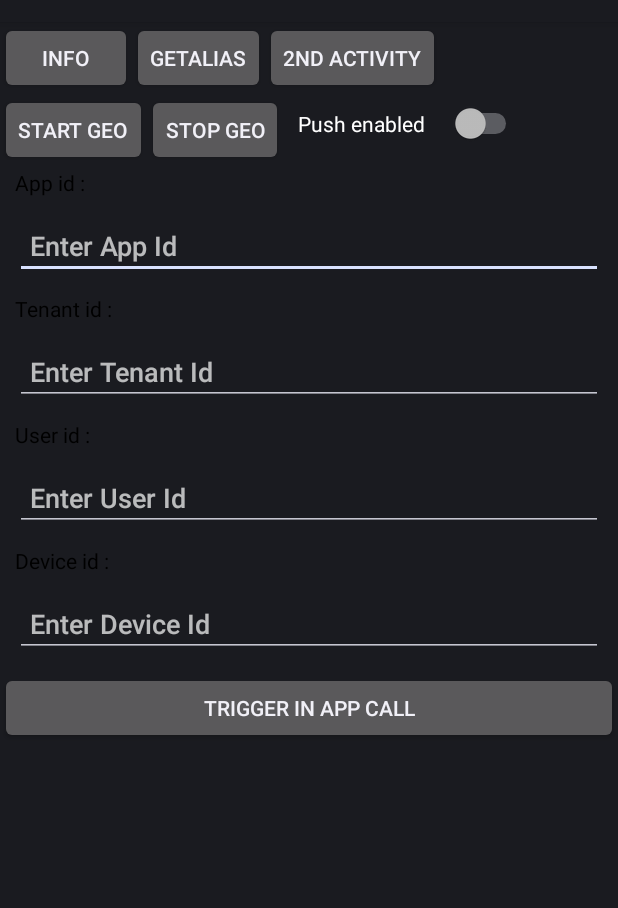
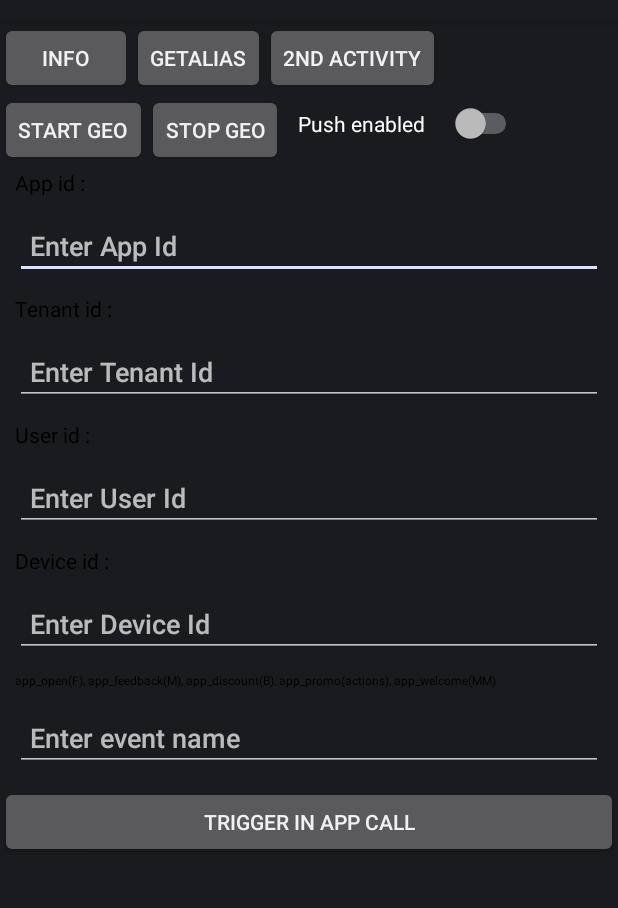
Before and after one commit to mapp-digital/mapp-engage-android-sample, an Android app: the layout main.xml on its own in the app's theme, with its tools: preview values and no code run, on a phone screen of 412 x 824 dp, the part 62-970 px from its top. Run offline under Robolectric (Android 15) with nearby library versions, the phone set to English and light mode, and no system bars.

Commit message:
Merge branch 'va-inApp_demoValues' of gitlab01.muc.ecircle.de:apoxee_legacy/Android-SDK4 into va-demoApp_testing
# Conflicts:
#	app/build.gradle
#	app/src/main/java/com/appoxee/testapp/AppoxeeTestApp.java
#	app/src/main/java/com/appoxee/testapp/MainActivity.java
#	app/src/main/res/layout/main.xml
#	sdk/src/main/java/com/appoxee/Appoxee.java
#	sdk/src/main/java/com/appoxee/AppoxeeOptions.java
#	sdk/src/main/java/com/appoxee/internal/Configuration.java
#	sdk/src/main/java/com/appoxee/internal/di/InAppModule.java
#	sdk/src/main/java/com/appoxee/internal/inapp/DeviceInfoDMCService.java
#	sdk/src/main/java/com/appoxee/internal/inapp/InAppEventService.java
#	sdk/src/main/java/com/appoxee/internal/inapp/api/DMCApiNetworkBaseRequestFactory.java
#	sdk/src/main/java/com/appoxee/internal/inapp/api/DMCDeviceRequestFactoryProducer.java
#	sdk/src/main/java/com/appoxee/internal/inapp/api/event/InAppEventRequestFactory.java
#	sdk/src/main/java/com/appoxee/internal/util/SharedPreferenceUtil.java

```diff
--- a/src/main/res/layout/main.xml
+++ b/src/main/res/layout/main.xml
@@ -141,12 +141,35 @@
             android:maxLines="2"
             android:padding="10dp" />
 
+        <TextView
+            android:id="@+id/eventNameTv"
+            android:layout_width="wrap_content"
+            android:layout_height="wrap_content"
+            android:textColor="@android:color/black"
+            android:layout_marginLeft="10dp"
+            android:textSize="8sp"
+            android:layout_below="@+id/deviceid"
+            android:text="app_open(F), app_feedback(M), app_discount(B), app_promo(actions), app_welcome(MM)"/>
+
+
+        <EditText
+            android:id="@+id/event_name"
+            android:layout_width="match_parent"
+            android:layout_height="wrap_content"
+            android:layout_below="@+id/eventNameTv"
+            android:layout_margin="10dp"
+            android:hint="Enter event name"
+            android:maxLines="2"
+            android:padding="10dp" />
+
         <Button
             android:id="@+id/dmcCallInApp"
             android:layout_width="match_parent"
             android:layout_height="wrap_content"
-            android:layout_below="@+id/deviceid"
+            android:layout_below="@+id/event_name"
             android:text="Trigger In App Call" />
+
+
 
     </RelativeLayout>
 </ScrollView>
```
Also changed, not shown: src/main/java/com/appoxee/testapp/MainActivity.java (+24 -8 lines).
